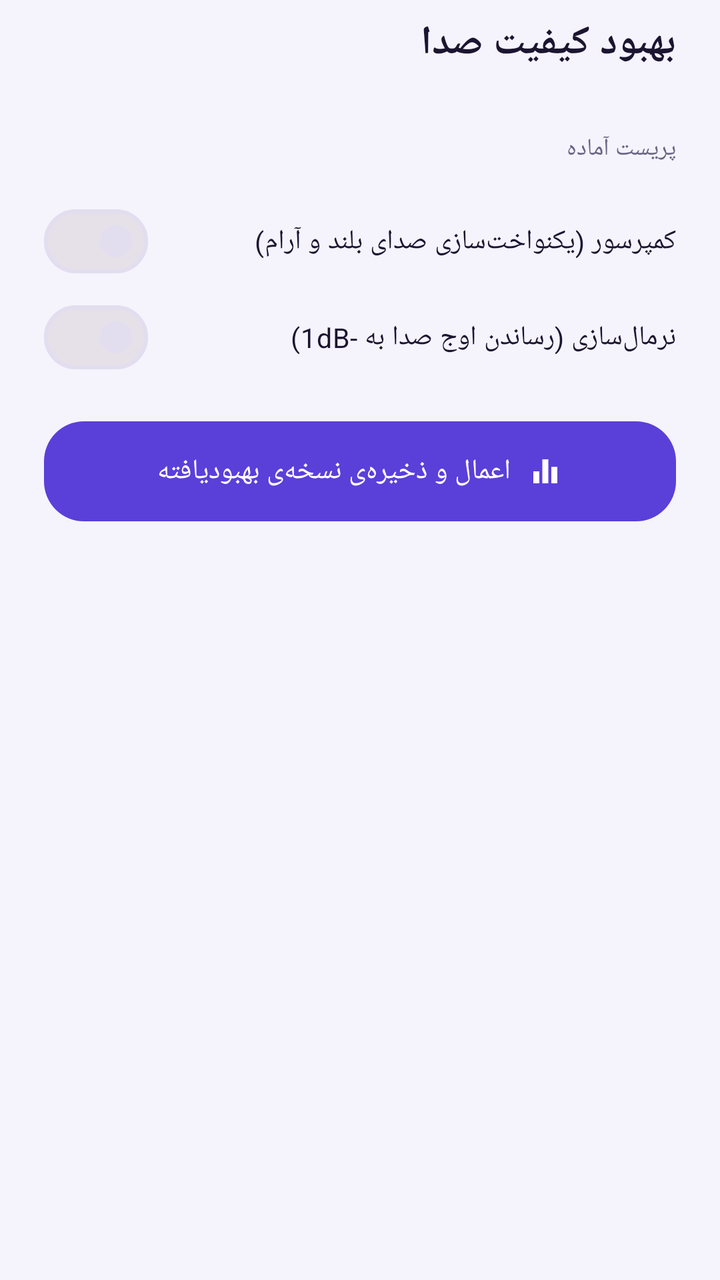
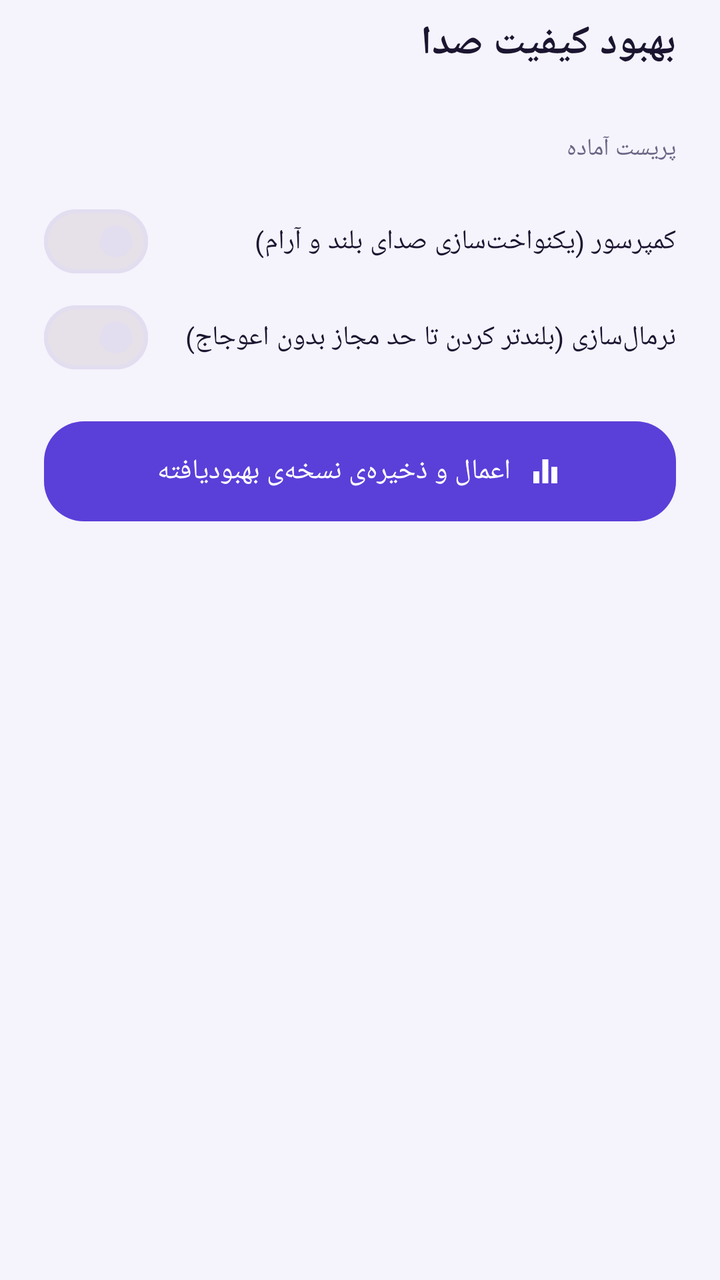

An Android layout rendered at two revisions. The XML below is the earlier revision; the diff shows what the commit changed to produce the second picture.
<!-- AndroidManifest.xml: application theme Theme.CallRecorder -->
<!-- res/layout/sheet_enhance.xml -->
<?xml version="1.0" encoding="utf-8"?>
<ScrollView xmlns:android="http://schemas.android.com/apk/res/android"
    xmlns:app="http://schemas.android.com/apk/res-auto"
    android:layout_width="match_parent"
    android:layout_height="wrap_content"
    android:layoutDirection="rtl">

    <LinearLayout
        android:layout_width="match_parent"
        android:layout_height="wrap_content"
        android:orientation="vertical"
        android:paddingStart="22dp"
        android:paddingTop="8dp"
        android:paddingEnd="22dp"
        android:paddingBottom="24dp">

        <TextView
            android:layout_width="wrap_content"
            android:layout_height="wrap_content"
            android:text="بهبود کیفیت صدا"
            android:textColor="@color/text"
            android:textSize="20sp"
            android:textStyle="bold" />

        <TextView
            android:id="@+id/tvEnhanceFile"
            android:layout_width="wrap_content"
            android:layout_height="wrap_content"
            android:layout_marginTop="2dp"
            android:layoutDirection="ltr"
            android:textColor="@color/text_secondary"
            android:textSize="11sp" />

        <TextView
            android:layout_width="wrap_content"
            android:layout_height="wrap_content"
            android:layout_marginTop="14dp"
            android:text="پریست آماده"
            android:textColor="@color/text_secondary"
            android:textSize="12sp" />

        <HorizontalScrollView
            android:layout_width="match_parent"
            android:layout_height="wrap_content"
            android:scrollbars="none">

            <com.google.android.material.chip.ChipGroup
                android:id="@+id/chipPresets"
                android:layout_width="wrap_content"
                android:layout_height="wrap_content"
                app:selectionRequired="false"
                app:singleLine="true"
                app:singleSelection="true" />
        </HorizontalScrollView>

        <LinearLayout
            android:id="@+id/enhanceSliders"
            android:layout_width="match_parent"
            android:layout_height="wrap_content"
            android:layout_marginTop="6dp"
            android:orientation="vertical" />

        <com.google.android.material.materialswitch.MaterialSwitch
            android:id="@+id/swCompress"
            android:layout_width="match_parent"
            android:layout_height="wrap_content"
            android:layout_marginTop="8dp"
            android:text="کمپرسور (یکنواخت‌سازی صدای بلند و آرام)"
            android:textColor="@color/text"
            android:textSize="13.5sp" />

        <com.google.android.material.materialswitch.MaterialSwitch
            android:id="@+id/swNormalize"
            android:layout_width="match_parent"
            android:layout_height="wrap_content"
            android:text="نرمال‌سازی (رساندن اوج صدا به -1dB)"
            android:textColor="@color/text"
            android:textSize="13.5sp" />

        <com.google.android.material.progressindicator.LinearProgressIndicator
            android:id="@+id/enhanceProgress"
            android:layout_width="match_parent"
            android:layout_height="wrap_content"
            android:layout_marginTop="14dp"
            android:max="100"
            android:visibility="gone" />

        <com.google.android.material.button.MaterialButton
            android:id="@+id/btnApply"
            android:layout_width="match_parent"
            android:layout_height="58dp"
            android:layout_marginTop="14dp"
            android:text="اعمال و ذخیره‌ی نسخه‌ی بهبودیافته"
            app:cornerRadius="20dp"
            app:icon="@drawable/ic_equalizer"
            app:iconGravity="textStart" />
    </LinearLayout>
</ScrollView>
<!-- resources referenced by this layout -->
<resources>
  <color name="text">#1B1530</color>
  <color name="text_secondary">#6B6585</color>
  <!-- drawable ic_equalizer (drawable) -->
  <?xml version="1.0" encoding="utf-8"?>
  <vector xmlns:android="http://schemas.android.com/apk/res/android"
      android:width="24dp"
      android:height="24dp"
      android:viewportWidth="24"
      android:viewportHeight="24">
      <path
          android:fillColor="#FF000000"
          android:pathData="M10,20h4L14,4h-4v16zM4,20h4v-8L4,12v8zM16,9v11h4L20,9h-4z" />
  </vector>
  <style name="Theme.CallRecorder" parent="Base.Theme.CallRecorder" />
  <style name="Base.Theme.CallRecorder" parent="Theme.Material3.DayNight.NoActionBar">
          <item name="colorPrimary">@color/primary</item>
          <item name="colorOnPrimary">@color/on_primary</item>
          <item name="colorPrimaryContainer">@color/primary_container</item>
          <item name="colorOnPrimaryContainer">@color/on_primary_container</item>
          <item name="colorSecondary">@color/primary</item>
          <item name="colorOnSecondary">@color/on_primary</item>
          <item name="colorSecondaryContainer">@color/primary_container</item>
          <item name="colorOnSecondaryContainer">@color/on_primary_container</item>
          <item name="colorSurface">@color/surface</item>
          <item name="colorOnSurface">@color/text</item>
          <item name="colorSurfaceVariant">@color/surface_variant</item>
          <item name="colorOnSurfaceVariant">@color/text_secondary</item>
          <item name="colorOutline">@color/outline</item>
          <item name="android:colorBackground">@color/bg</item>
          <item name="android:statusBarColor">@color/bg</item>
          <item name="android:windowLightStatusBar">@bool/light_bars</item>
          <item name="android:navigationBarColor">@android:color/black</item>
      </style>
  <color name="primary">#5B3FD9</color>
  <color name="on_primary">#FFFFFF</color>
  <color name="primary_container">#E6DEFF</color>
  <color name="on_primary_container">#1E0A66</color>
  <color name="surface">#FFFFFF</color>
  <color name="surface_variant">#ECE8F6</color>
  <color name="outline">#E2DDEF</color>
  <color name="bg">#F5F3FC</color>
</resources>

<!-- the commit's change to res/layout/sheet_enhance.xml (unified diff, before → after) -->
@@ -73,7 +73,7 @@
             android:id="@+id/swNormalize"
             android:layout_width="match_parent"
             android:layout_height="wrap_content"
-            android:text="نرمال‌سازی (رساندن اوج صدا به -1dB)"
+            android:text="نرمال‌سازی (بلندتر کردن تا حد مجاز بدون اعوجاج)"
             android:textColor="@color/text"
             android:textSize="13.5sp" />
 
